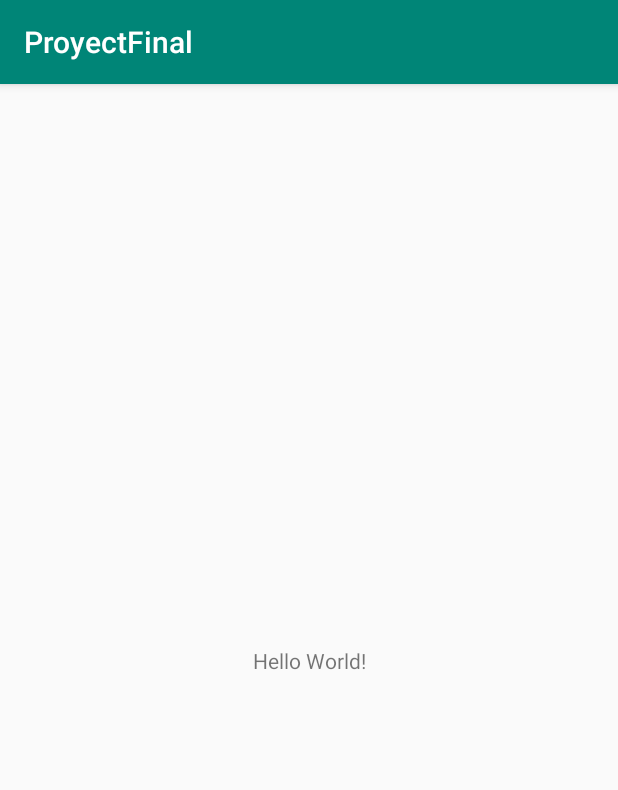
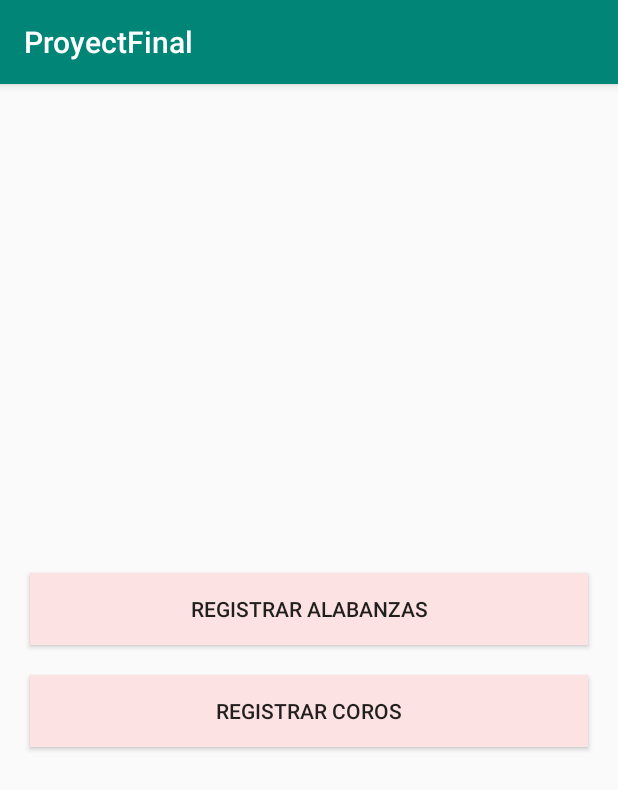
Before and after one commit to aldayalar390/himnario, an Android app: the screen it shows after launch (MainActivity), on a phone screen of 412 x 824 dp. Shown: the top 790 px of the screen. Run offline under Robolectric (Android 15) with nearby library versions, the phone set to English and light mode, and no system bars.

Commit message:
realizacion de actividades

```diff
--- a/app/src/main/java/com/example/proyectfinal/prueba.java
+++ /dev/null
@@ -1,4 +0,0 @@
-package com.example.proyectfinal;
-
-public class prueba {
-}
--- a/app/src/main/res/layout/activity_main.xml
+++ b/app/src/main/res/layout/activity_main.xml
@@ -1,18 +1,33 @@
 <?xml version="1.0" encoding="utf-8"?>
-<androidx.constraintlayout.widget.ConstraintLayout xmlns:android="http://schemas.android.com/apk/res/android"
+<LinearLayout xmlns:android="http://schemas.android.com/apk/res/android"
     xmlns:app="http://schemas.android.com/apk/res-auto"
     xmlns:tools="http://schemas.android.com/tools"
     android:layout_width="match_parent"
     android:layout_height="match_parent"
-    tools:context=".MainActivity">
+    tools:context=".MainActivity"
+    android:orientation="vertical"
+    android:gravity="center"
+    >
 
-    <TextView
-        android:layout_width="wrap_content"
+    <Button
+        android:layout_width="match_parent"
         android:layout_height="wrap_content"
-        android:text="Hello World!"
-        app:layout_constraintBottom_toBottomOf="parent"
-        app:layout_constraintLeft_toLeftOf="parent"
-        app:layout_constraintRight_toRightOf="parent"
-        app:layout_constraintTop_toTopOf="parent" />
+        android:text="Registrar Alabanzas"
+        android:layout_marginRight="20dp"
+        android:layout_marginLeft="20dp"
+        android:background="#FCE2E2"
+        android:onClick="rA"
+        />
 
-</androidx.constraintlayout.widget.ConstraintLayout>
+    <Button
+        android:layout_width="match_parent"
+        android:layout_height="wrap_content"
+        android:text="Registrar Coros"
+        android:layout_marginRight="20dp"
+        android:layout_marginLeft="20dp"
+        android:background="#FCE2E2"
+        android:layout_marginTop="20dp"
+        android:onClick="rC"
+        />
+
+</LinearLayout>
```
Also changed, not shown: app/src/main/res/layout/activity_listar_alabanzas.xml (added, +18 -0 lines), app/src/main/res/layout/activity_listar_coros.xml (added, +47 -0 lines), app/src/main/res/layout/activity_registrar_coros.xml (added, +57 -0 lines), app/src/main/res/layout/activity_registro_alabanzas.xml (added, +56 -0 lines).
